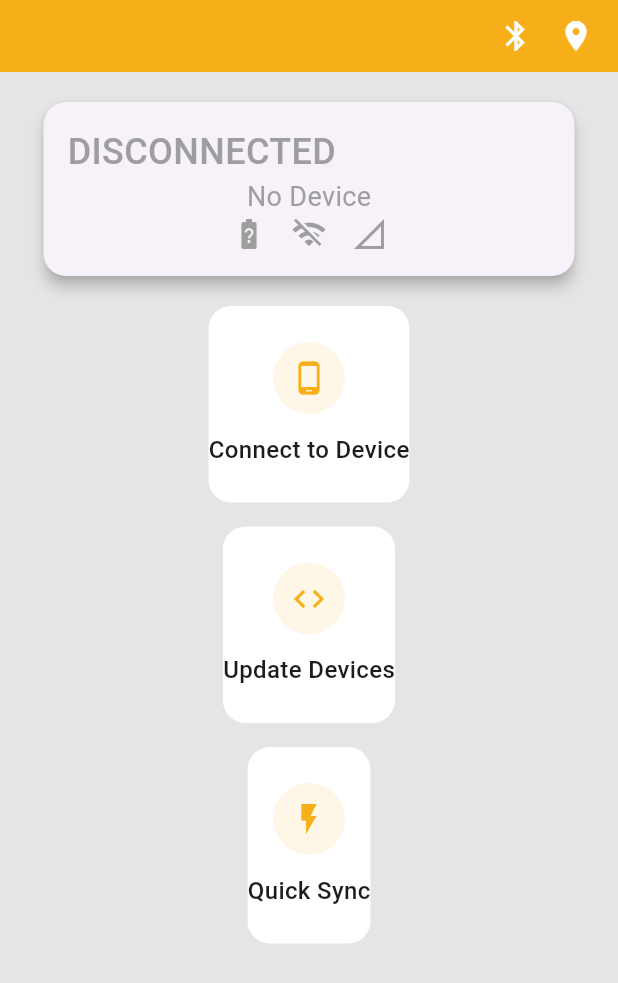
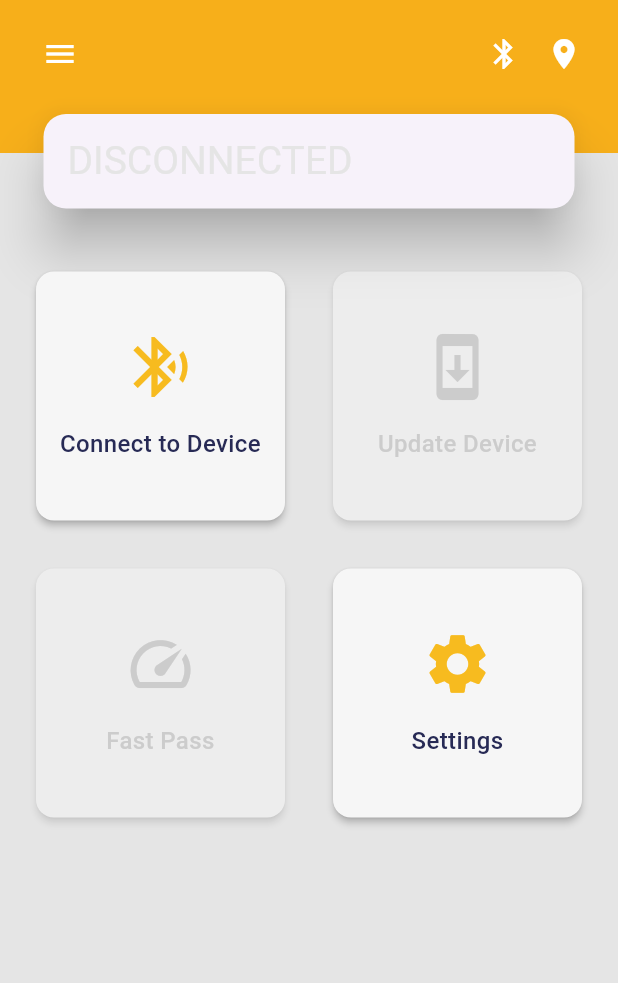
Before and after one commit to knakul853/gsatrancher, a Flutter app: the screen it shows after launch, on a phone screen of 412 x 824 dp. Shown: the top 983 px of the screen. Run offline on Flutter 3.47's test engine with Material 3 defaults, Android fonts, the phone set to English and light mode, and no system bars; our stand-ins replace device_info_plus, flutter_blue_plus, location, permission_handler.

```diff
--- a/lib/screens/home/home_screen.dart
+++ b/lib/screens/home/home_screen.dart
@@ -15,204 +15,154 @@ class HomeScreen extends StatelessWidget {
     return Consumer<DeviceService>(
       builder: (context, deviceService, child) {
         final bool isConnected = deviceService.isConnected;
-        final device = deviceService.currentDevice;
 
         return Scaffold(
           backgroundColor: AppColors.lightBackdrop,
           body: Column(
             children: [
-              // Top Navigation Bar with Status Indicators
+              // Top Navigation Bar
               Container(
                 color: AppColors.primary600,
                 child: SafeArea(
                   bottom: false,
-                  child: Padding(
-                    padding: const EdgeInsets.symmetric(horizontal: 16, vertical: 12),
-                    child: Row(
-                      mainAxisAlignment: MainAxisAlignment.end,
-                      children: [
-                        StatusIndicators(
-                          isBluetoothEnabled: deviceService.isBluetoothEnabled,
-                          isLocationEnabled: deviceService.isLocationEnabled,
+                  child: Column(
+                    children: [
+                      Padding(
+                        padding: const EdgeInsets.symmetric(
+                          horizontal: 16,
+                          vertical: 12,
                         ),
-                      ],
+                        child: Row(
+                          mainAxisAlignment: MainAxisAlignment.spaceBetween,
+                          children: [
+                            IconButton(
+                              icon: const Icon(Icons.menu),
+                              color: Colors.white,
+                              onPressed: () {
+                                // TODO: Implement menu
+                              },
+                            ),
+                            Row(
+                              children: [
+                                StatusIndicators(
+                                  isBluetoothEnabled:
+                                      deviceService.isBluetoothEnabled,
+                                  isLocationEnabled:
+                                      deviceService.isLocationEnabled,
+                                ),
+                                const SizedBox(width: 8),
+                              ],
+                            ),
+                          ],
+                        ),
+                      ),
+                      const SizedBox(height: 30), // Space for the floating card
+                    ],
+                  ),
+                ),
+              ),
+
+              // Floating Connection Status Card
+              Transform.translate(
+                offset: const Offset(0, -30),
+                child: Padding(
+                  padding: const EdgeInsets.symmetric(horizontal: 25),
+                  child: Card(
+                    elevation: 15,
+                    shape: RoundedRectangleBorder(
+                      borderRadius: BorderRadius.circular(15),
+                    ),
+                    child: Padding(
+                      padding: const EdgeInsets.symmetric(
+                        horizontal: 16,
+                        vertical: 13,
+                      ),
+                      child: Row(
+                        children: [
+                          Text(
+                            isConnected ? 'CONNECTED' : 'DISCONNECTED',
+                            style: TextStyle(
+                              fontSize: 26,
+                              color: isConnected
+                                  ? AppColors.primary600
+                                  : AppColors.lightBackdrop,
+                              letterSpacing: 0,
+                              fontWeight: FontWeight.w400,
+                            ),
+                          ),
+                          const Spacer(),
+                          if (isConnected)
+                            IconButton(
+                              icon: const Icon(Icons.close),
+                              onPressed: () {
+                                // TODO: Implement disconnect
+                              },
+                            ),
+                        ],
+                      ),
                     ),
                   ),
                 ),
               ),
 
-              // Device Status Card
-              Padding(
-                padding: const EdgeInsets.symmetric(horizontal: 25, vertical: 16),
-                child: Card(
-                  elevation: 4,
-                  shape: RoundedRectangleBorder(
-                    borderRadius: BorderRadius.circular(15),
-                  ),
-                  child: Padding(
-                    padding: const EdgeInsets.all(16),
-                    child: Column(
-                      children: [
-                        Row(
-                          mainAxisAlignment: MainAxisAlignment.spaceBetween,
-                          children: [
-                            Text(
-                              isConnected ? 'CONNECTED' : 'DISCONNECTED',
-                              style: TextStyle(
-                                fontSize: 24,
-                                color: isConnected ? Colors.green : Colors.grey,
-                                fontWeight: FontWeight.w500,
-                              ),
-                            ),
-                            if (isConnected)
-                              IconButton(
-                                icon: const Icon(Icons.close),
-                                onPressed: () => deviceService.disconnectDevice(),
-                              ),
-                          ],
-                        ),
-                        if (isConnected && device != null) ...[
-                          const SizedBox(height: 8),
-                          Row(
-                            mainAxisAlignment: MainAxisAlignment.spaceBetween,
-                            children: [
-                              Column(
-                                crossAxisAlignment: CrossAxisAlignment.start,
-                                children: [
-                                  Text(
-                                    device.name,
-                                    style: const TextStyle(
-                                      fontSize: 18,
-                                      fontWeight: FontWeight.w500,
-                                    ),
-                                  ),
-                                  Text(
-                                    device.version,
-                                    style: TextStyle(
-                                      fontSize: 14,
-                                      color: Colors.grey[600],
-                                    ),
-                                  ),
-                                ],
-                              ),
-                              Row(
-                                children: [
-                                  Column(
-                                    children: [
-                                      const Icon(Icons.battery_full),
-                                      Text('${device.batteryLevel}%'),
-                                    ],
-                                  ),
-                                  const SizedBox(width: 16),
-                                  Column(
-                                    children: [
-                                      const Icon(Icons.signal_cellular_4_bar),
-                                      Text(device.signalStrength),
-                                    ],
-                                  ),
-                                ],
-                              ),
-                            ],
-                          ),
-                        ] else ...[
-                          const Text(
-                            'No Device',
-                            style: TextStyle(
-                              fontSize: 18,
-                              color: Colors.grey,
-                            ),
-                          ),
-                          const Row(
-                            mainAxisAlignment: MainAxisAlignment.center,
-                            children: [
-                              Icon(Icons.battery_unknown, color: Colors.grey),
-                              SizedBox(width: 16),
-                              Icon(Icons.wifi_off, color: Colors.grey),
-                              SizedBox(width: 16),
-                              Icon(Icons.signal_cellular_0_bar, color: Colors.grey),
-                            ],
-                          ),
-                        ],
-                      ],
-                    ),
-                  ),
-                ),
-              ),
-
-              // Action Buttons
+              // Scrollable Content Area
               Expanded(
                 child: SingleChildScrollView(
-                  padding: const EdgeInsets.symmetric(horizontal: 25),
+                  padding: const EdgeInsets.only(top: 0),
                   child: Column(
                     children: [
-                      if (!isConnected) ...[
-                        _ActionButton(
-                          icon: Icons.phone_android,
-                          title: 'Connect to Device',
-                          onTap: () => Navigator.push(
-                            context,
-                            MaterialPageRoute(builder: (_) => const ScanScreen()),
-                          ),
-                        ),
-                        const SizedBox(height: 16),
-                        _ActionButton(
-                          icon: Icons.code,
-                          title: 'Update Devices',
-                          onTap: () {}, // TODO: Implement update devices
-                        ),
-                        const SizedBox(height: 16),
-                        _ActionButton(
-                          icon: Icons.flash_on,
-                          title: 'Quick Sync',
-                          onTap: () {}, // TODO: Implement quick sync
-                        ),
-                      ] else ...[
-                        Row(
+                      Padding(
+                        padding: const EdgeInsets.symmetric(horizontal: 16),
+                        child: GridView.count(
+                          shrinkWrap: true,
+                          physics: const NeverScrollableScrollPhysics(),
+                          crossAxisCount: 2,
+                          mainAxisSpacing: 16,
+                          crossAxisSpacing: 16,
                           children: [
-                            Expanded(
-                              child: _ActionButton(
-                                icon: Icons.info_outline,
-                                title: 'Details',
-                                onTap: () {}, // TODO: Implement details
-                              ),
+                            DeviceCard(
+                              title: 'Connect to Device',
+                              icon: Icons.bluetooth_searching,
+                              onTap: () {
+                                Navigator.push(
+                                  context,
+                                  MaterialPageRoute(
+                                      builder: (context) => const ScanScreen()),
+                                );
+                              },
                             ),
-                            const SizedBox(width: 16),
-                            Expanded(
-                              child: _ActionButton(
-                                icon: Icons.settings,
-                                title: 'Configure',
-                                onTap: () {}, // TODO: Implement configure
-                              ),
+                            DeviceCard(
+                              title: 'Update Device',
+                              icon: Icons.system_update,
+                              onTap: () {
+                                // TODO: Implement update device
+                              },
+                              isEnabled: isConnected,
+                            ),
+                            DeviceCard(
+                              title: 'Fast Pass',
+                              icon: Icons.speed,
+                              onTap: () {
+                                // TODO: Implement fast pass
+                              },
+                              isEnabled: isConnected,
+                            ),
+                            DeviceCard(
+                              title: 'Settings',
+                              icon: Icons.settings,
+                              onTap: () {
+                                Navigator.push(
+                                  context,
+                                  MaterialPageRoute(
+                                    builder: (context) =>
+                                        const SettingsScreen(),
+                                  ),
+                                );
+                              },
                             ),
                           ],
                         ),
-                        const SizedBox(height: 16),
-                        Row(
-                          children: [
-                            Expanded(
-                              child: _ActionButton(
-                                icon: Icons.medical_services_outlined,
-                                title: 'Diagnose',
-                                onTap: () {}, // TODO: Implement diagnose
-                              ),
-                            ),
-                            const SizedBox(width: 16),
-                            Expanded(
-                              child: _ActionButton(
-                                icon: Icons.history,
-                                title: 'History',
-                                onTap: () {}, // TODO: Implement history
-                              ),
-                            ),
-                          ],
-                        ),
-                        const SizedBox(height: 16),
-                        _ActionButton(
-                          icon: Icons.power_settings_new,
-                          title: 'Quick Activate',
-                          onTap: () {}, // TODO: Implement quick activate
-                        ),
-                      ],
+                      ),
                     ],
                   ),
                 ),
@@ -224,51 +174,3 @@ class HomeScreen extends StatelessWidget {
     );
   }
 }
-
-class _ActionButton extends StatelessWidget {
-  final IconData icon;
-  final String title;
-  final VoidCallback onTap;
-
-  const _ActionButton({
-    required this.icon,
-    required this.title,
-    required this.onTap,
-  });
-
-  @override
-  Widget build(BuildContext context) {
-    return Material(
-      color: Colors.white,
-      borderRadius: BorderRadius.circular(15),
-      child: InkWell(
-        onTap: onTap,
-        borderRadius: BorderRadius.circular(15),
-        child: Padding(
-          padding: const EdgeInsets.symmetric(vertical: 24),
-          child: Column(
-            mainAxisSize: MainAxisSize.min,
-            children: [
-              Container(
-                padding: const EdgeInsets.all(12),
-                decoration: BoxDecoration(
-                  color: AppColors.primary600.withOpacity(0.1),
-                  shape: BoxShape.circle,
-                ),
-                child: Icon(icon, color: AppColors.primary600),
-              ),
-              const SizedBox(height: 12),
-              Text(
-                title,
-                style: const TextStyle(
-                  fontSize: 16,
-                  fontWeight: FontWeight.w500,
-                ),
-              ),
-            ],
-          ),
-        ),
-      ),
-    );
-  }
-}
```
